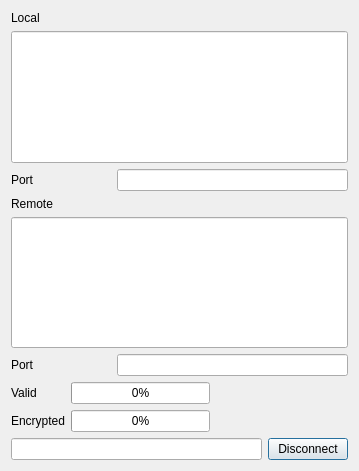
Old version of the form ui/socket-display.ui in the repository berndhs/egalite.
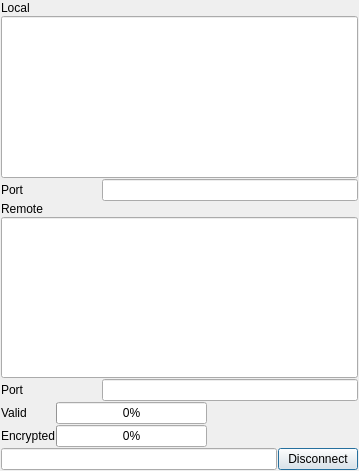
New version of the form. Icons and pictures are not drawn.

Commit message: made margins small, the default qt-designer margins are silly

The edit to the form file:
```diff
--- a/ui/socket-display.ui
+++ b/ui/socket-display.ui
@@ -236,6 +236,7 @@
    </item>
   </layout>
  </widget>
+ <layoutdefault spacing="1" margin="1"/>
  <resources>
   <include location="../dchat.qrc"/>
  </resources>
```
Left out of the diff: 1 changed line with no effect on the pictures. The commit also changes 18 other files.
